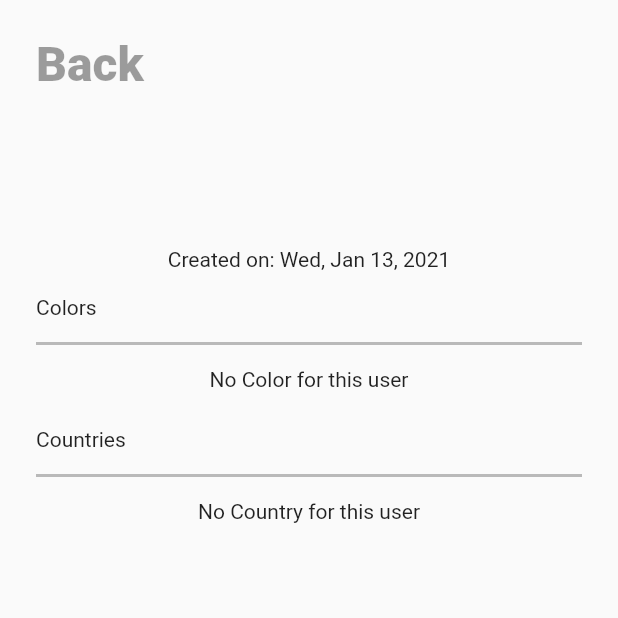
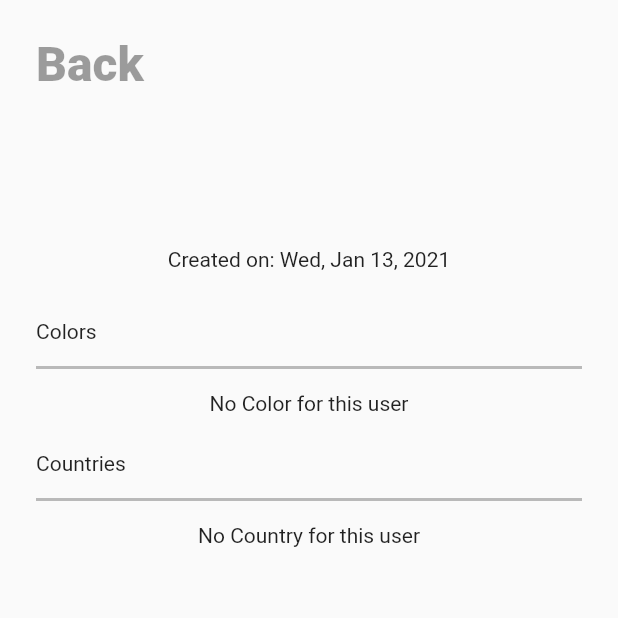
Before and after one commit to developerjamiu/DevPlacement-Assessment, a Flutter app: the UserDetailView screen opened directly with empty values, on a phone screen of 412 x 824 dp, the top half of it. Run offline on Flutter 3.47's test engine with Material 2 defaults, Android fonts, the phone set to English and light mode, and no system bars; our stand-ins replace bloc, equatable, flutter_bloc, permission_handler; missing offline and left inert: ext_storage; network calls fail.

Commit message:
Provided Cars and Users Cubit Globally on a top level widget

```diff
--- a/lib/src/features/cars/view/cars_view.dart
+++ b/lib/src/features/cars/view/cars_view.dart
@@ -3,14 +3,11 @@ import 'package:flutter_bloc/flutter_bloc.dart';
 
 import '../cubit/cars_cubit.dart';
 import '../model/car.dart';
-import '../repository/car_repository.dart';
 
 class CarsView extends StatelessWidget {
   @override
   Widget build(BuildContext context) {
-    return BlocProvider(
-      create: (context) => CarsCubit(CarRepository())..getCars(),
-      child: BlocConsumer<CarsCubit, CarsState>(
+    return BlocConsumer<CarsCubit, CarsState>(
       listener: (context, state) {},
       builder: (context, state) {
         final _cubit = context.watch<CarsCubit>();
@@ -25,7 +22,6 @@ class CarsView extends StatelessWidget {
           return buildInitialInput();
         }
       },
-      ),
     );
   }
 
--- a/lib/src/features/users/view/user_detail_view.dart
+++ b/lib/src/features/users/view/user_detail_view.dart
@@ -50,7 +50,7 @@ class UserDetailView extends StatelessWidget {
                       'Created on: ${DateFormat.yMMMEd().format(user.createdAt)}',
                       textAlign: TextAlign.center,
                     ),
-                    SizedBox(height: 16),
+                    SizedBox(height: 32),
                     Text('Colors'),
                     SizedBox(height: 8),
                     Divider(color: AppColors.accent, thickness: 2),
--- a/pubspec.yaml
+++ b/pubspec.yaml
@@ -47,9 +47,8 @@ flutter:
   # the material Icons class.
   uses-material-design: true
   # To add assets to your application, add an assets section, like this:
-  # assets:
-  #   - images/a_dot_burr.jpeg
-  #   - images/a_dot_ham.jpeg
+  assets:
+    - assets/
   # An image asset can refer to one or more resolution-specific "variants", see
   # https://flutter.dev/assets-and-images/#resolution-aware.
   # For details regarding adding assets from package dependencies, see
```
Also changed, not shown: lib/src/features/home/view/home_view.dart (+17 -1 lines), lib/src/features/users/view/users_view.dart (+1 -6 lines), assets/car_avatar.png (added). Lines whose indentation alone changed are shown as unchanged.
